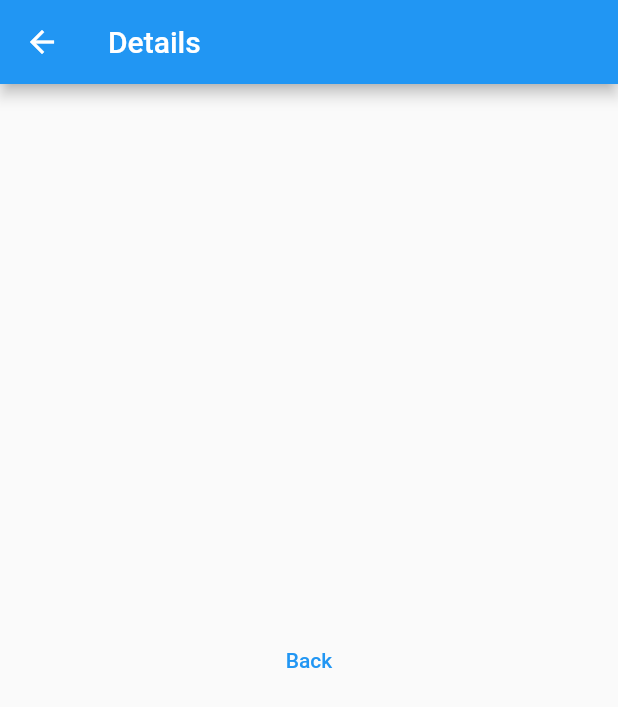
After one commit to felipecastrosales/navigation, a Flutter app: the screen it shows after launch, after a tap on "DetailPage 03", on a phone screen of 412 x 824 dp. The commit adds this screen. Shown: the top 707 px of the screen. Run offline on Flutter 3.47's test engine with Material 2 defaults, Android fonts, the light colour scheme and no system bars.

Commit message:
waiting for navigation response

```diff
--- a/lib/main.dart
+++ b/lib/main.dart
@@ -2,6 +2,7 @@ import 'package:flutter/material.dart';
 
 import 'core/navigator_observer_custom.dart';
 import 'pages/part_03/detail_page.dart';
+import 'pages/part_03/detail_page3.dart';
 import 'pages/part_03/home_page.dart';
 
 void main() {
@@ -38,6 +39,10 @@ class MyApp extends StatelessWidget {
           );
         }
       },
+      routes: {
+        '/': (_) => const HomePage2(),
+        '/detail_page3': (_) => const DetailPage3(),
+      },
     );
   }
 }
--- /dev/null
+++ b/lib/pages/part_03/detail_page3.dart
@@ -0,0 +1,23 @@
+import 'package:flutter/cupertino.dart';
+import 'package:flutter/material.dart';
+
+class DetailPage3 extends StatelessWidget {
+  const DetailPage3({Key? key}) : super(key: key);
+
+  @override
+  Widget build(BuildContext context) {
+    return Scaffold(
+      appBar: AppBar(
+        title: const Text('Details'),
+      ),
+      body: Center(
+        child: TextButton(
+          onPressed: () {
+            Navigator.of(context).pop('Parameter returned for DetailPage3');
+          },
+          child: const Text('Back'),
+        ),
+      ),
+    );
+  }
+}
--- a/lib/pages/part_03/home_page.dart
+++ b/lib/pages/part_03/home_page.dart
@@ -22,6 +22,8 @@ class HomePage2 extends StatelessWidget {
                   '/detail_page',
                   arguments: 'Parameter by pushNamed',
                 );
+                // ignore: avoid_print
+                print('Go to detail_page');
               },
               child: const Text('DetailPage | pushNamed'),
             ),
@@ -41,6 +43,15 @@ class HomePage2 extends StatelessWidget {
               },
               child: const Text('DetailPage | push'),
             ),
+            TextButton(
+              onPressed: () async {
+                var message = await Navigator.of(context)
+                    .pushNamed('/detail_page3');
+                // ignore: avoid_print
+                print('Message: $message');
+              },
+              child: const Text('DetailPage 03'),
+            ),
           ],
         ),
       ),
```
